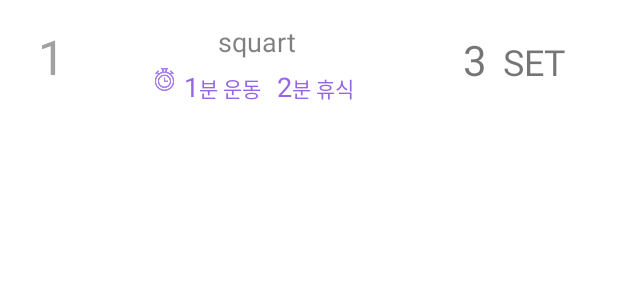
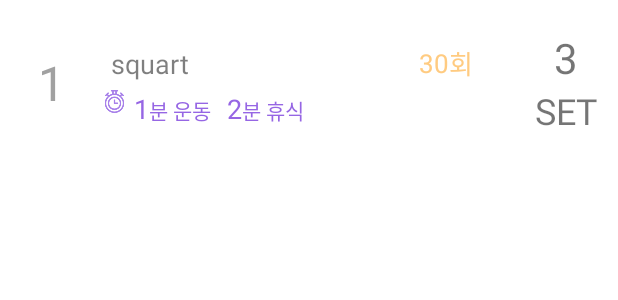
Before and after one commit to yerimimi/HiLife365, an Android app: the layout plan_add_item.xml on its own in the app's theme, with its tools: preview values and no code run, on a phone screen of 412 x 824 dp. Shown: the top 300 px of the screen. Run offline under Robolectric (Android 15) with nearby library versions, the phone set to English and light mode, and no system bars.

Commit message:
listView layout

```diff
--- a/app/src/main/java/com/hilifecare/ui/plan/PlanAddAdapter.java
+++ b/app/src/main/java/com/hilifecare/ui/plan/PlanAddAdapter.java
@@ -40,6 +40,7 @@ public class PlanAddAdapter extends BaseAdapter {
             viewHolder.tv_childExTime = (TextView) v.findViewById(R.id.plan_add_exercise_time);
             viewHolder.tv_childRsTime = (TextView) v.findViewById(R.id.plan_add_rest_time);
             viewHolder.tv_childSetCount = (TextView) v.findViewById(R.id.plan_add_set_count);
+            viewHolder.tv_childExCount = (TextView) v.findViewById(R.id.plan_add_exercise_count);
             v.setTag(viewHolder);
         } else {
             viewHolder = (ViewHolder) convertView.getTag();
@@ -50,6 +51,7 @@ public class PlanAddAdapter extends BaseAdapter {
         viewHolder.tv_childRsTime.setText("2");
         viewHolder.tv_childSetCount.setText("3");
         viewHolder.tv_childName.setText(eiList.get(position).getName());
+        viewHolder.tv_childExCount.setText(eiList.get(position).getSuggestedPerformedNoMax().toString());
         return v;
     }
 
@@ -74,6 +76,7 @@ public class PlanAddAdapter extends BaseAdapter {
         public TextView tv_childExTime;
         public TextView tv_childRsTime;
         public TextView tv_childSetCount;
+        public TextView tv_childExCount;
     }
 
     public List<HiExerciseInfo> getEiList() {
--- a/app/src/main/java/com/hilifecare/ui/plan/PlanAddFragment.java
+++ b/app/src/main/java/com/hilifecare/ui/plan/PlanAddFragment.java
@@ -58,6 +58,8 @@ public class PlanAddFragment extends BaseFragment<PlanPresenter> {
 
     @OnClick({R.id.plan_add_button})
     void planAdd() {
+        ResponseStopwatch.getInstance().reset();
+
         HiExerciseFilterInput filter = new HiExerciseFilterInput();
         HiUserInfo userInfo = new HiUserInfo();
 
@@ -68,9 +70,9 @@ public class PlanAddFragment extends BaseFragment<PlanPresenter> {
         try{
             userInfo.sleepingMinutes = Integer.valueOf(sleeping_time_edittext.getText().toString());
         }catch (NumberFormatException e){
-            userInfo.sleepingMinutes = Integer.valueOf(7); // TODO: temp
+            userInfo.sleepingMinutes = Integer.valueOf(480); // TODO: temp
         }catch (Exception e){
-            userInfo.sleepingMinutes = Integer.valueOf(7);
+            userInfo.sleepingMinutes = Integer.valueOf(480);
         }
 
         ResponseStopwatch.getInstance().reset();
@@ -78,8 +80,11 @@ public class PlanAddFragment extends BaseFragment<PlanPresenter> {
         List<HiExerciseInfo> inputEiList = new ArrayList<HiExerciseInfo>();
         HiExerciseInfo tmpEi;
         for (HiExercise item : eList) {
-            tmpEi = HiExerciseDbForJavaCode.getInstance().toExerciseInfoFrom(item);
-            inputEiList.add(tmpEi);
+            // 버티기 운동이 아닌 운동만 추출
+            if (item.getPerformedNoMax() > 0) {
+                tmpEi = HiExerciseDbForJavaCode.getInstance().toExerciseInfoFrom(item);
+                inputEiList.add(tmpEi);
+            }
         }
 
         int countToFilter = 6;
@@ -135,6 +140,12 @@ public class PlanAddFragment extends BaseFragment<PlanPresenter> {
         // Adjust tool weight
         HiExerciseIntensityAdjuster.adjustToolWeight(suggestedList, userInfo);
 
+        // Reflect sleeping time
+        HiExerciseIntensityAdjuster.reflectSleepingMinutes(suggestedList,480, 480);
+
+        // Reflect age
+        HiExerciseIntensityAdjuster.reflectUserAge(suggestedList, 30);
+
         return suggestedList;
     }
 
--- a/app/src/main/java/com/hilifecare/util/logging/AbstractStopwatch.java
+++ b/app/src/main/java/com/hilifecare/util/logging/AbstractStopwatch.java
@@ -1,17 +1,6 @@
 package com.hilifecare.util.logging;
 
-import android.os.Binder;
-import android.os.Environment;
 import android.os.SystemClock;
-import android.util.Log;
-
-import java.io.File;
-import java.io.IOException;
-import java.util.logging.FileHandler;
-import java.util.logging.Formatter;
-import java.util.logging.Level;
-import java.util.logging.LogRecord;
-import java.util.logging.Logger;
 
 public abstract class AbstractStopwatch {
 
@@ -37,7 +26,7 @@ public abstract class AbstractStopwatch {
     }
 
     public void printElapsedTimeLog(String title) {
-        LogWrapper.v(getTag(), title + " elapsed time: " + getElapsedTimeString());
+        LogWrapperOld.v(getTag(), title + " elapsed time: " + getElapsedTimeString());
     }
 
     @Override
--- a/app/src/main/java/com/hilifecare/util/logging/LogWrapperOld.java
+++ b/app/src/main/java/com/hilifecare/util/logging/LogWrapperOld.java
@@ -15,8 +15,8 @@ import java.util.logging.Logger;
 
 public class LogWrapperOld {
     private static final String TAG = "LogWrapper";
-    private static final int LOG_FILE_SIZE_LIMIT = 1024 * 1024 * 10;
-    private static final int LOG_FILE_MAX_COUNT = 100;
+    private static final int LOG_FILE_SIZE_LIMIT = 1024 * 500;
+    private static final int LOG_FILE_MAX_COUNT = 1000;
     private static final String LOG_FILE_NAME = "HyoilFileLog_%g.txt";
     private static final SimpleDateFormat formatter =
             new SimpleDateFormat("MMddHHmmss: ", Locale.getDefault());
--- a/app/src/main/res/layout/plan_add_item.xml
+++ b/app/src/main/res/layout/plan_add_item.xml
@@ -2,13 +2,14 @@
 <LinearLayout xmlns:android="http://schemas.android.com/apk/res/android"
     xmlns:tools="http://schemas.android.com/tools"
     android:layout_width="match_parent"
-    android:layout_height="wrap_content"
+    android:layout_height="110dp"
     android:orientation="vertical"
     tools:ignore="MissingPrefix">
 
     <LinearLayout
         android:layout_width="match_parent"
-        android:layout_height="wrap_content"
+        android:layout_height="match_parent"
+        android:gravity="center"
         android:orientation="horizontal"
         android:weightSum="6">
 
@@ -28,27 +29,65 @@
             android:layout_width="0dp"
             android:layout_height="wrap_content"
             android:layout_gravity="center"
-            android:layout_weight="3"
+            android:layout_weight="4"
+            android:gravity="center"
             android:orientation="vertical"
             android:paddingBottom="10dp"
-            android:paddingTop="10dp"
-            android:gravity="center">
+            android:paddingTop="10dp">
+
+            <LinearLayout
+                android:layout_width="match_parent"
+                android:layout_height="match_parent"
+                android:gravity="center"
+                android:orientation="horizontal">
 
                 <TextView
                     android:id="@+id/plan_add_name"
                     fontPath="fonts/NotoSansKR-Medium-Hestia.otf"
-                android:layout_width="wrap_content"
+                    android:layout_width="0dp"
                     android:layout_height="wrap_content"
                     android:layout_alignParentBottom="true"
+                    android:layout_weight="2"
                     android:padding="5dp"
                     android:text="squart"
                     android:textColor="@color/colorBlackHalf"
                     android:textSize="@dimen/text_pt_60" />
 
                 <LinearLayout
+                    android:layout_width="0dp"
+                    android:layout_height="wrap_content"
+                    android:layout_weight="1"
+                    android:gravity="center"
+                    android:orientation="horizontal">
+
+                    <TextView
+                        android:id="@+id/plan_add_exercise_count"
+                        fontPath="fonts/NotoSansKR-Medium-Hestia.otf"
                         android:layout_width="wrap_content"
                         android:layout_height="wrap_content"
-                android:orientation="horizontal">
+                        android:layout_weight="1"
+                        android:gravity="right"
+                        android:text="30"
+                        android:textColor="@color/colorTopaz"
+                        android:textSize="@dimen/text_pt_52" />
+
+                    <TextView
+                        fontPath="fonts/NotoSansKR-Medium-Hestia.otf"
+                        android:layout_width="wrap_content"
+                        android:layout_height="wrap_content"
+                        android:layout_weight="1"
+                        android:text="회"
+                        android:textColor="@color/colorTopaz"
+                        android:textSize="@dimen/text_pt_52" />
+                </LinearLayout>
+
+            </LinearLayout>
+
+            <LinearLayout
+                android:layout_width="wrap_content"
+                android:layout_height="wrap_content"
+                android:orientation="horizontal"
+                android:layout_gravity="left">
 
                 <ImageView
                     android:layout_width="15dp"
@@ -109,19 +148,20 @@
         </LinearLayout>
 
         <LinearLayout
+            android:layout_width="0dp"
             android:layout_height="wrap_content"
             android:layout_gravity="center"
-            android:layout_weight="2"
+            android:layout_weight="1"
             android:gravity="center"
-            android:orientation="horizontal"
+            android:orientation="vertical"
             android:paddingBottom="10dp"
-            android:paddingTop="10dp"
-            android:layout_width="0dp">
+            android:paddingTop="10dp">
 
             <LinearLayout
                 android:layout_width="wrap_content"
                 android:layout_height="wrap_content"
-                android:orientation="horizontal">
+                android:orientation="vertical"
+                android:gravity="center">
 
                 <TextView
                     android:id="@+id/plan_add_set_count"
@@ -129,19 +169,19 @@
                     android:layout_width="wrap_content"
                     android:layout_height="wrap_content"
                     android:layout_weight="1"
+                    android:paddingLeft="5dp"
+                    android:paddingRight="5dp"
                     android:text="3"
-                    android:textSize="@dimen/text_pt_85"
-                    android:paddingLeft="5dp"
-                    android:paddingRight="5dp"/>
+                    android:textSize="@dimen/text_pt_85" />
 
                 <TextView
                     android:layout_width="wrap_content"
                     android:layout_height="wrap_content"
                     android:layout_weight="1"
+                    android:paddingLeft="5dp"
+                    android:paddingRight="5dp"
                     android:text="SET"
-                    android:textSize="@dimen/text_pt_72"
-                    android:paddingLeft="5dp"
-                    android:paddingRight="5dp"/>
+                    android:textSize="@dimen/text_pt_72" />
             </LinearLayout>
 
         </LinearLayout>
```
Also changed, not shown: libs/hipreslogic.jar. Lines whose indentation alone changed are shown as unchanged.
